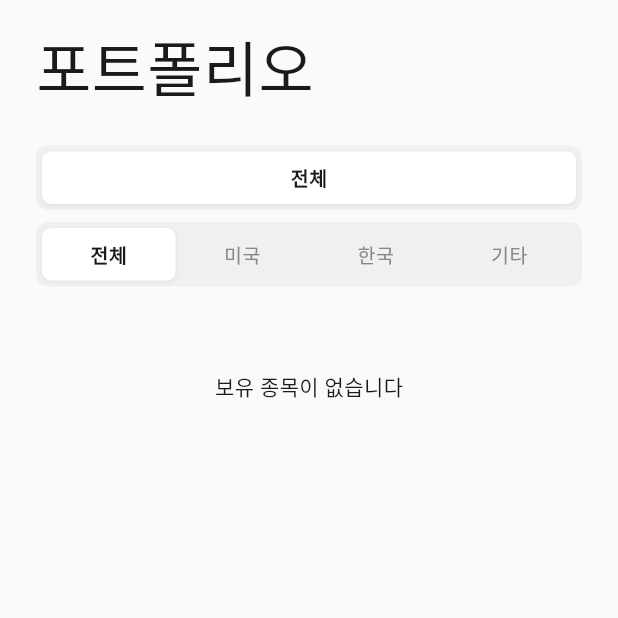
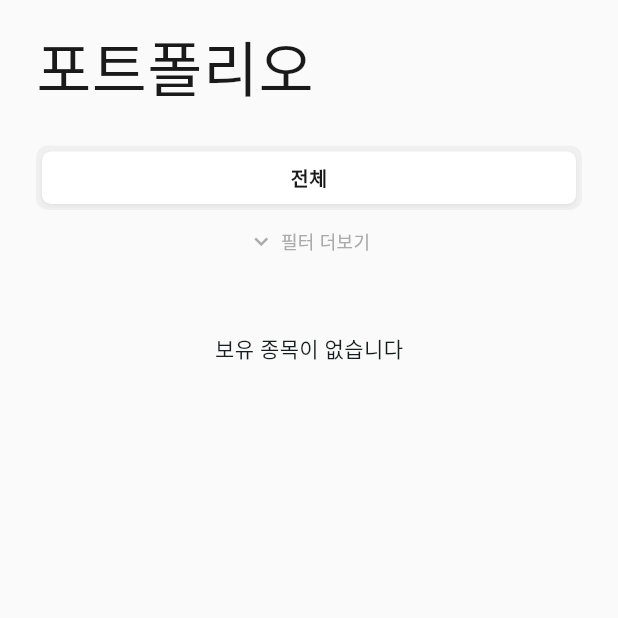
Before and after one commit to venaki/portfolio-app, a Flutter app: the PortfolioScreen screen opened directly, on a phone screen of 412 x 824 dp, the top half of it. Run offline on Flutter 3.47's test engine with Material 3 defaults, Android fonts, the phone set to English and light mode, and no system bars; our stand-ins replace flutter_riverpod, google_sign_in, shared_preferences; missing offline and left inert: dart:html; accounts and stored records are empty.

Commit message:
feat: add collapsible market filter to Portfolio screen
Co-Authored-By: Claude Opus 4.6 (1M context) <noreply@anthropic.com>

```diff
--- a/portfolio-flutter/lib/screens/portfolio_screen.dart
+++ b/portfolio-flutter/lib/screens/portfolio_screen.dart
@@ -15,6 +15,7 @@ class PortfolioScreen extends ConsumerStatefulWidget {
 class _PortfolioScreenState extends ConsumerState<PortfolioScreen> {
   String _accountFilter = '전체';
   String _marketFilter = '전체';
+  bool _filtersExpanded = false;
 
   @override
   Widget build(BuildContext context) {
@@ -63,12 +64,36 @@ class _PortfolioScreenState extends ConsumerState<PortfolioScreen> {
               onChanged: (v) => setState(() => _accountFilter = v),
             ),
             const SizedBox(height: 8),
-            SegmentedFilter(
-              options: const ['전체', '미국', '한국', '기타'],
-              selected: _marketFilter,
-              onChanged: (v) => setState(() => _marketFilter = v),
+            if (_filtersExpanded) ...[
+              SegmentedFilter(
+                options: const ['전체', '미국', '한국'],
+                selected: _marketFilter,
+                onChanged: (v) => setState(() => _marketFilter = v),
+              ),
+              const SizedBox(height: 8),
+            ],
+            GestureDetector(
+              onTap: () => setState(() => _filtersExpanded = !_filtersExpanded),
+              child: Padding(
+                padding: const EdgeInsets.symmetric(vertical: 4),
+                child: Row(
+                  mainAxisAlignment: MainAxisAlignment.center,
+                  children: [
+                    Icon(
+                      _filtersExpanded ? Icons.keyboard_arrow_up : Icons.keyboard_arrow_down,
+                      size: 18,
+                      color: const Color(0xFFAAAAAA),
+                    ),
+                    const SizedBox(width: 4),
+                    Text(
+                      _filtersExpanded ? '필터 접기' : '필터 더보기',
+                      style: const TextStyle(fontSize: 12, color: Color(0xFFAAAAAA)),
+                    ),
+                  ],
+                ),
+              ),
             ),
-            const SizedBox(height: 24),
+            const SizedBox(height: 16),
             // Holdings
             if (holdings.isEmpty)
               const Center(
```
